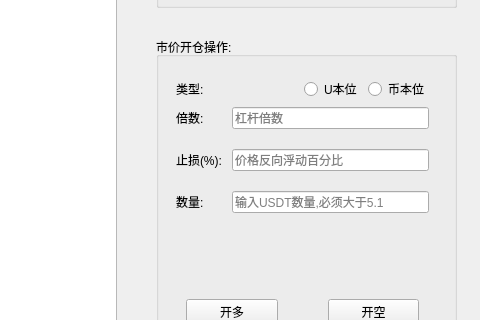
Qt form form.ui (youngqqcn/binance-future-batch-tool) before a commit; both pictures show x 914 to 1394 and y 273 to 593 of the 1394 by 754 pixel window.
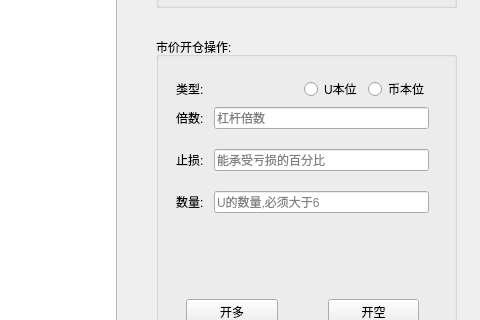
The same form after that commit.

```diff
--- a/form.ui
+++ b/form.ui
@@ -117,14 +117,14 @@
          <item row="1" column="0">
           <widget class="QLabel" name="label_2">
            <property name="text">
-            <string>止损(%):</string>
+            <string>止损:</string>
            </property>
           </widget>
          </item>
          <item row="1" column="1">
           <widget class="QLineEdit" name="leStopLossRatio">
            <property name="placeholderText">
-            <string>价格反向浮动百分比</string>
+            <string>能承受亏损的百分比</string>
            </property>
           </widget>
          </item>
@@ -138,7 +138,7 @@
          <item row="2" column="1">
           <widget class="QLineEdit" name="leAmount">
            <property name="placeholderText">
-            <string>输入USDT数量,必须大于5.1</string>
+            <string>U的数量,必须大于6</string>
            </property>
           </widget>
          </item>
```
